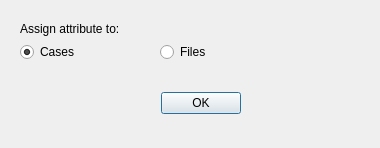
ccbogel/QualCoder, file GUI_UIs/ui_dialog_assign_attribute.ui: the form before one commit.
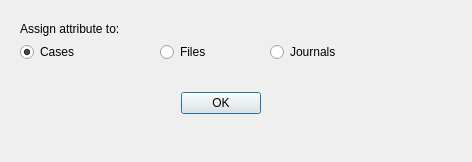
The form after the commit.

Patch:
```diff
--- a/GUI_UIs/ui_dialog_assign_attribute.ui
+++ b/GUI_UIs/ui_dialog_assign_attribute.ui
@@ -6,8 +6,8 @@
    <rect>
     <x>0</x>
     <y>0</y>
-    <width>380</width>
-    <height>148</height>
+    <width>472</width>
+    <height>162</height>
    </rect>
   </property>
   <property name="windowTitle">
@@ -64,7 +64,7 @@
   <widget class="QDialogButtonBox" name="buttonBox">
    <property name="geometry">
     <rect>
-     <x>70</x>
+     <x>90</x>
      <y>90</y>
      <width>171</width>
      <height>27</height>
@@ -74,6 +74,19 @@
     <set>QDialogButtonBox::Ok</set>
    </property>
   </widget>
+  <widget class="QRadioButton" name="radioButton_journals">
+   <property name="geometry">
+    <rect>
+     <x>270</x>
+     <y>42</y>
+     <width>121</width>
+     <height>20</height>
+    </rect>
+   </property>
+   <property name="text">
+    <string>Journals</string>
+   </property>
+  </widget>
  </widget>
  <resources/>
  <connections>
```
